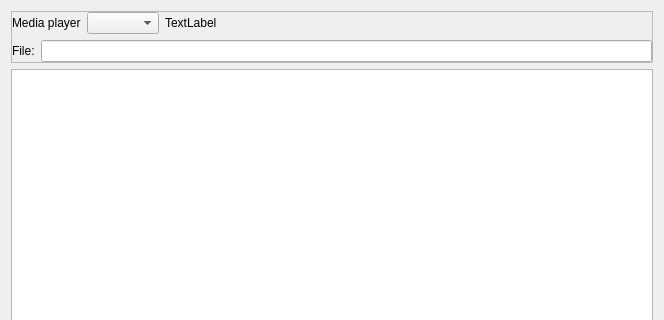
Old version of the form designer/mediasettingswidget.ui in the repository diglet48/restim; both pictures show x 0 to 664 and y 0 to 320 of the 664 by 477 pixel window.
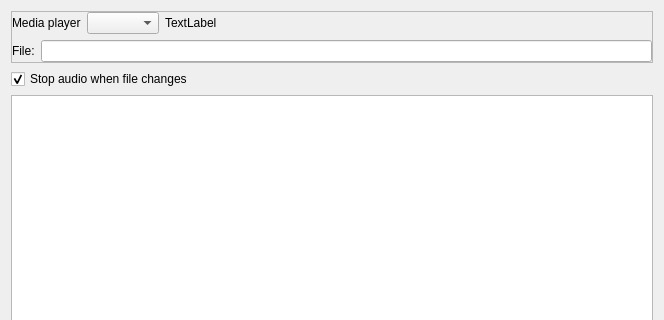
New version of the form. Custom widgets are drawn as their Qt base class.

Commit message:
Add option to auto-continue audio after switching media file.
With timeout of 5 seconds.

The edit to the form file:
```diff
--- a/designer/mediasettingswidget.ui
+++ b/designer/mediasettingswidget.ui
@@ -117,6 +117,16 @@
      </layout>
     </widget>
    </item>
+   <item>
+    <widget class="QCheckBox" name="stop_audio_automatically_checkbox">
+     <property name="text">
+      <string>Stop audio when file changes</string>
+     </property>
+     <property name="checked">
+      <bool>true</bool>
+     </property>
+    </widget>
+   </item>
    <item>
     <widget class="TreeViewWithComboBox" name="treeView"/>
    </item>
```
The commit also changes 3 other files.
